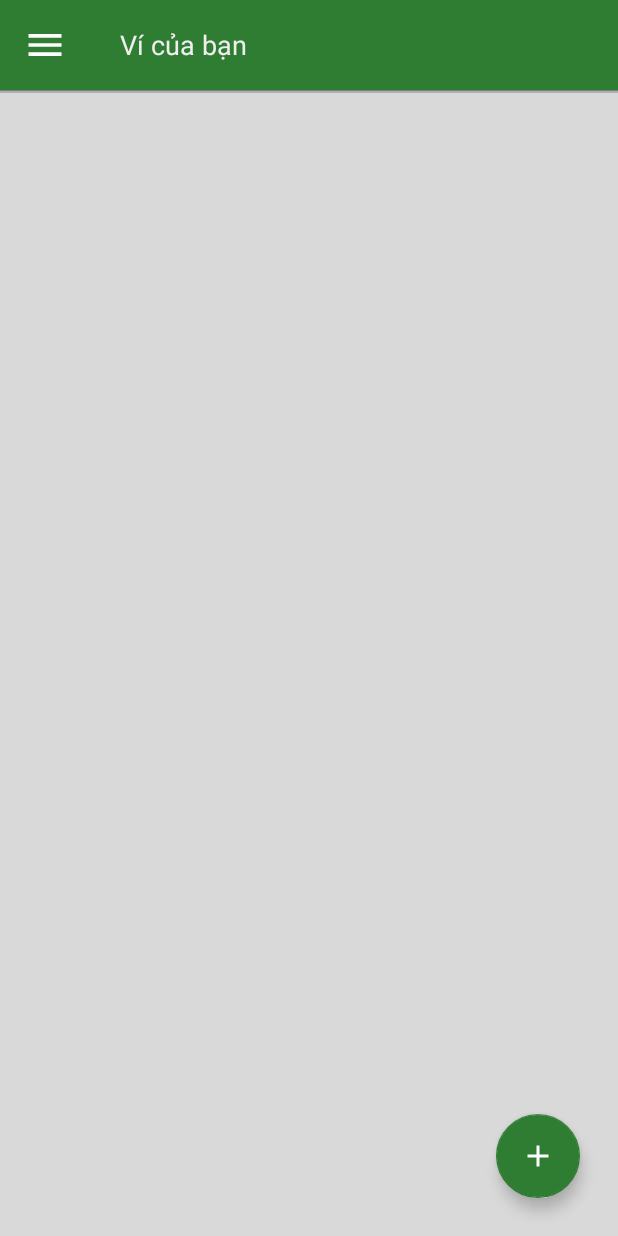
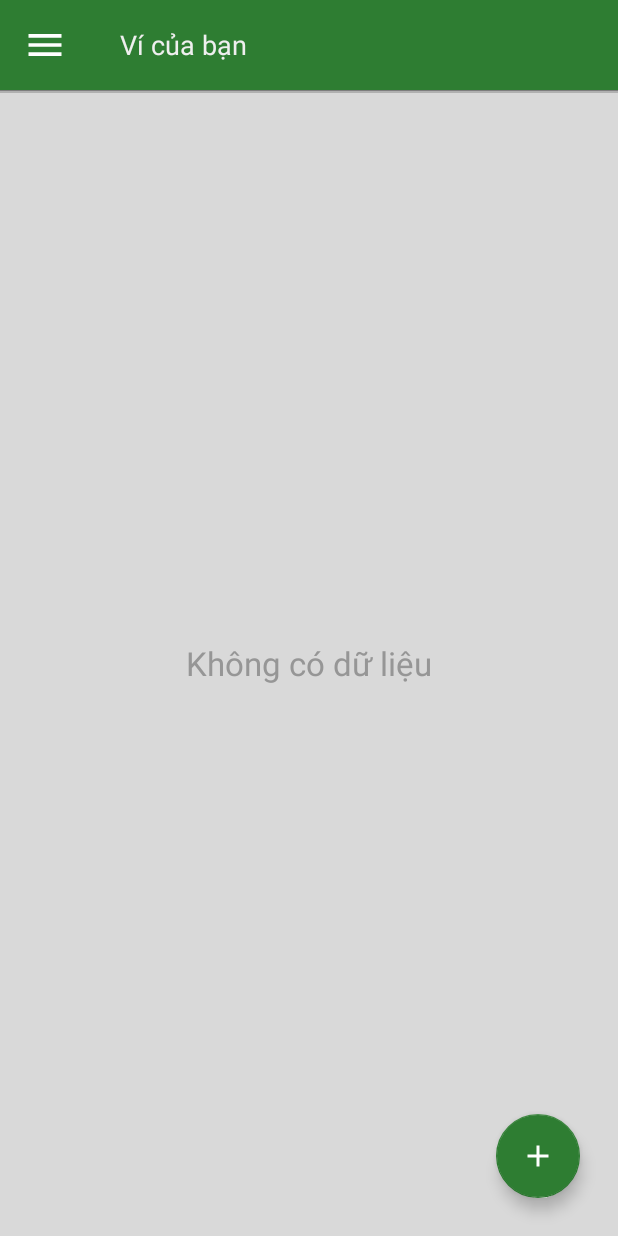
Before and after one commit to all-my-app/m-daily, an Android app: the ListWalletFragment screen opened directly, with no data from a screen before it, on a phone screen of 412 x 824 dp. Run offline under Robolectric (Android 15) with nearby library versions, the phone set to English and light mode, and no system bars; our stand-ins replace CircleImageView, Room's generated code; libraries missing offline, so code that uses them is left out: android.arch.persistence, leduyhung.view.mychart, leduyhung.view.myspinner.

Commit message:
item no data

```diff
--- a/app/src/main/java/me/leduyhung/mdaily/ui/wallet/adapter/ListWalletAdapter.java
+++ b/app/src/main/java/me/leduyhung/mdaily/ui/wallet/adapter/ListWalletAdapter.java
@@ -44,12 +44,15 @@ public class ListWalletAdapter extends RecyclerView.Adapter {
 
     @Override
     public RecyclerView.ViewHolder onCreateViewHolder(ViewGroup parent, int viewType) {
+        if (arrData.size() > 0)
             return new ItemView(LayoutInflater.from(parent.getContext()).inflate(R.layout.item_list_wallet, parent, false));
+        return new ItemNoData(LayoutInflater.from(mContext).inflate(R.layout.layout_recycler_no_item, parent, false));
     }
 
     @Override
     public void onBindViewHolder(RecyclerView.ViewHolder holder, final int position) {
 
+        if (arrData.size() > 0) {
             ((ItemView) holder).tTitle.setText(arrData.get(position).getName());
             if (arrData.get(position).getStatus() == Wallet.WALLET_STATUS_NO_CHANGE) {
 
@@ -95,11 +98,17 @@ public class ListWalletAdapter extends RecyclerView.Adapter {
                     mContext.startActivity(intent);
                 }
             });
+        } else {
+
+            return;
+        }
     }
 
     @Override
     public int getItemCount() {
+        if (arrData.size() > 0)
             return arrData.size();
+        return 1;
     }
 
     private static class ItemView extends RecyclerView.ViewHolder {
@@ -122,4 +131,10 @@ public class ListWalletAdapter extends RecyclerView.Adapter {
             chart = v.findViewById(R.id.chartlineview);
         }
     }
+
+    private static class ItemNoData extends RecyclerView.ViewHolder {
+        public ItemNoData(View itemView) {
+            super(itemView);
         }
+    }
+}
--- a/app/src/main/res/layout/fragment_list_wallet.xml
+++ b/app/src/main/res/layout/fragment_list_wallet.xml
@@ -20,7 +20,7 @@
         <android.support.v7.widget.RecyclerView
             android:id="@+id/recycler"
             android:layout_width="match_parent"
-            android:layout_height="wrap_content"
+            android:layout_height="match_parent"
             android:layout_below="@+id/action_bar"/>
 
         <View
```
Lines whose indentation alone changed are shown as unchanged.
